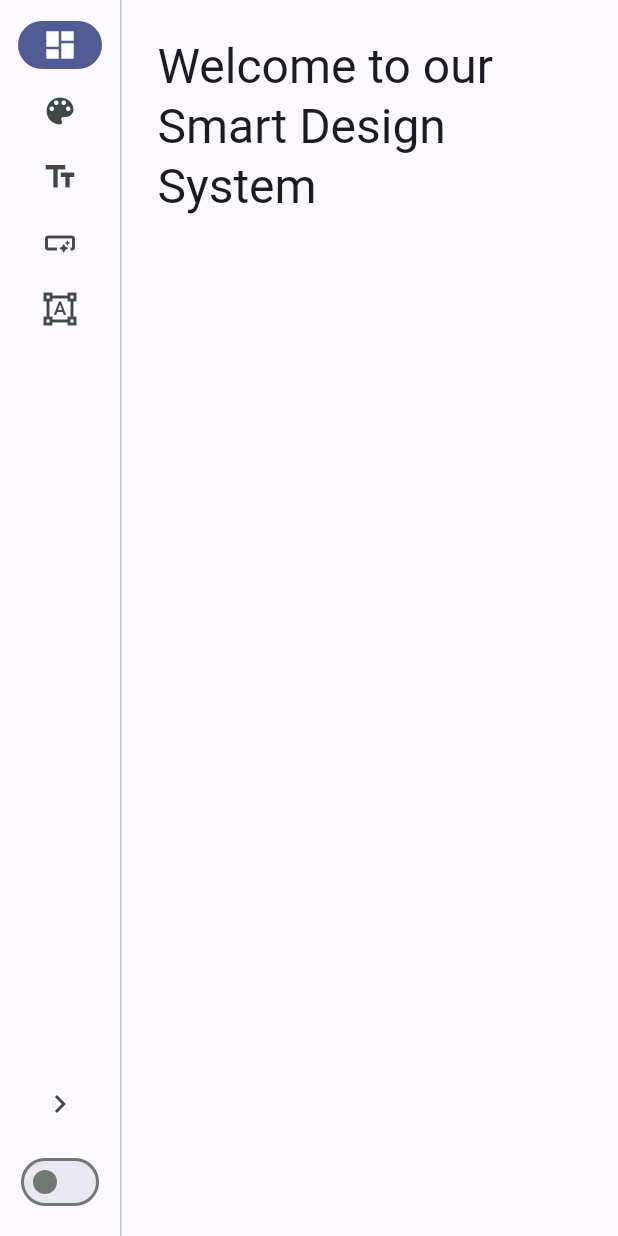
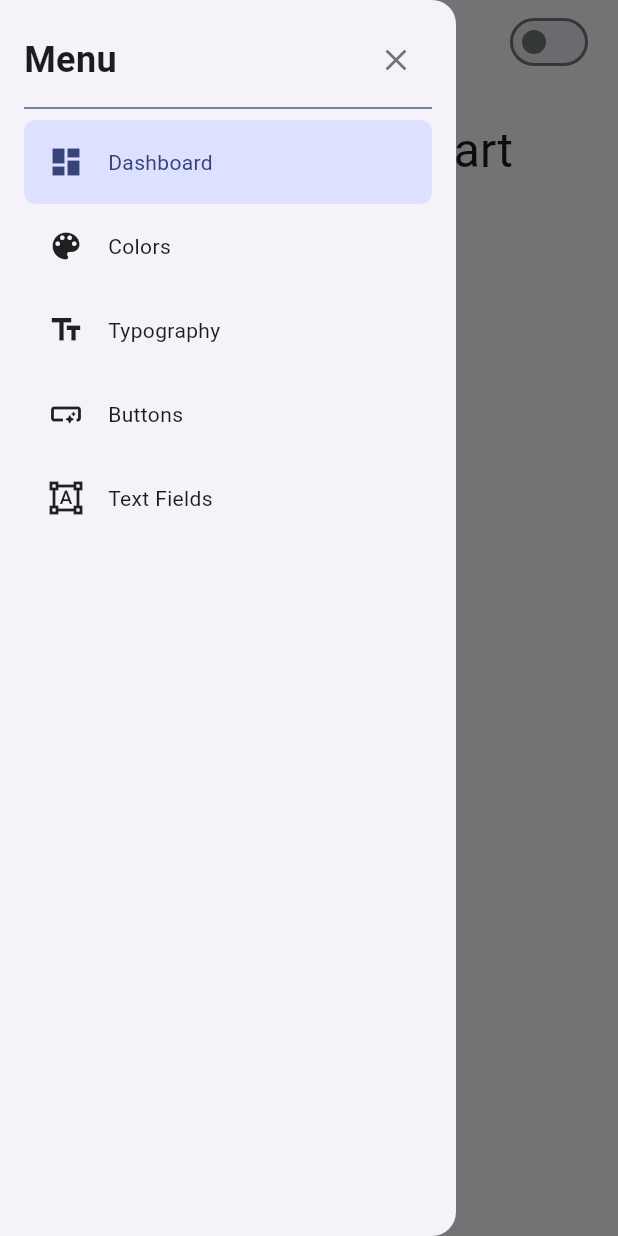
Before and after one commit to felipeemidio/smart_design_system, a Flutter app: the screen it shows after launch, with the side drawer open (before the commit the screen has no drawer), on a phone screen of 412 x 824 dp. Run offline on Flutter 3.47's test engine with Material 3 defaults, Android fonts, the phone set to English and light mode, and no system bars; our stand-ins replace currency_text_input_formatter, go_router, skeletonizer.

Commit message:
feat: drawer for small screens

```diff
--- a/example/lib/pages/home_page.dart
+++ b/example/lib/pages/home_page.dart
@@ -2,6 +2,18 @@ import 'package:example/widgets/theme_switch.dart';
 import 'package:flutter/material.dart';
 import 'package:go_router/go_router.dart';
 import 'package:smart_design_system/smart_design_system.dart';
+
+class RouteMenu {
+  final String route;
+  final String label;
+  final IconData icon;
+
+  const RouteMenu({
+    required this.route,
+    required this.label,
+    required this.icon,
+  });
+}
 
 class HomePage extends StatefulWidget {
   final Widget child;
@@ -14,49 +26,79 @@ class HomePage extends StatefulWidget {
 class _HomePageState extends State<HomePage> {
   bool isExpanded = false;
 
-  _onSelect(String path) {
+  final menus = <RouteMenu>[
+    RouteMenu(
+      route: '/dashboard',
+      label: 'Dashboard',
+      icon: Icons.dashboard,
+    ),
+    RouteMenu(
+      route: '/colors',
+      label: 'Colors',
+      icon: Icons.color_lens,
+    ),
+    RouteMenu(
+      route: '/typography',
+      label: 'Typography',
+      icon: Icons.text_fields,
+    ),
+    RouteMenu(
+      route: '/buttons',
+      label: 'Buttons',
+      icon: Icons.smart_button_rounded,
+    ),
+    RouteMenu(
+      route: '/text-fields',
+      label: 'Text Fields',
+      icon: Icons.format_shapes,
+    ),
+  ];
+
+  void _onSelect(String path) {
     context.go(path);
   }
 
   @override
   Widget build(BuildContext context) {
+    final isSmallScreen = MediaQuery.of(context).size.width <= 600;
+    if (isSmallScreen) {
+      return Scaffold(
+        appBar: AppBar(
+          title: Text('Smart DS'),
+          actionsPadding: EdgeInsets.only(right: 16),
+          actions: [
+            const ThemeSwitch(),
+          ],
+        ),
+        drawer: SmartDrawer(
+          currentRoute: GoRouterState.of(context).uri.toString(),
+          title: 'Menu',
+          menus: menus.map((menu) {
+            return SmartDrawerItem(
+              route: menu.route,
+              label: menu.label,
+              icon: menu.icon,
+              onTap: () => _onSelect(menu.route),
+            );
+          }).toList(),
+        ),
+        body: widget.child,
+      );
+    }
+
     return Scaffold(
       body: SmartRail(
         initialMenu: GoRouterState.of(context).uri.toString(),
         expanded: isExpanded,
         page: widget.child,
-        menus: [
-          SmartRailMenu(
-            id: '/dashboard',
-            label: 'Dashboard',
-            icon: Icons.dashboard,
-            onPressed: () => _onSelect('/dashboard'),
-          ),
-          SmartRailMenu(
-            id: '/colors',
-            label: 'Colors',
-            icon: Icons.color_lens,
-            onPressed: () => _onSelect('/colors'),
-          ),
-          SmartRailMenu(
-            id: '/typography',
-            label: 'Typography',
-            icon: Icons.text_fields,
-            onPressed: () => _onSelect('/typography'),
-          ),
-          SmartRailMenu(
-            id: '/buttons',
-            label: 'Buttons',
-            icon: Icons.smart_button_rounded,
-            onPressed: () => _onSelect('/buttons'),
-          ),
-          SmartRailMenu(
-            id: '/text-fields',
-            label: 'Text Fields',
-            icon: Icons.format_shapes,
-            onPressed: () => _onSelect('/text-fields'),
-          ),
-        ],
+        menus: menus.map((menu) {
+          return SmartRailMenu(
+            id: menu.route,
+            label: menu.label,
+            icon: menu.icon,
+            onPressed: () => _onSelect(menu.route),
+          );
+        }).toList(),
         trailing: Expanded(
           child: Padding(
             padding: const EdgeInsets.symmetric(vertical: 16),
--- a/lib/src/widgets/index.dart
+++ b/lib/src/widgets/index.dart
@@ -4,5 +4,6 @@ export 'buttons/smart_text_button.dart';
 export 'text_form_fields/smart_currency_text_form_field.dart';
 export 'text_form_fields/smart_password_text_form_field.dart';
 export 'text_form_fields/smart_text_form_field.dart';
+export 'smart_drawer.dart';
 export 'smart_rail.dart';
 export 'smart_responsive_grid.dart';
--- /dev/null
+++ b/lib/src/widgets/smart_drawer.dart
@@ -0,0 +1,97 @@
+import 'package:flutter/material.dart';
+import 'package:smart_design_system/smart_design_system.dart';
+
+class SmartDrawerItem {
+  final String label;
+  final String route;
+  final IconData icon;
+  final VoidCallback onTap;
+  const SmartDrawerItem({
+    required this.label,
+    required this.route,
+    required this.icon,
+    required this.onTap,
+  });
+}
+
+class SmartDrawer extends StatelessWidget {
+  final String? title;
+  final String currentRoute;
+  final List<SmartDrawerItem> menus;
+  const SmartDrawer({
+    super.key,
+    this.title,
+    required this.menus,
+    required this.currentRoute,
+  });
+
+  @override
+  Widget build(BuildContext context) {
+    return Drawer(
+      child: Padding(
+        padding: const EdgeInsets.all(16),
+        child: Column(
+          crossAxisAlignment: CrossAxisAlignment.stretch,
+          children: [
+            Row(
+              children: [
+                if (title != null)
+                  Text(
+                    title!,
+                    style: SmartDesignSystem.of(context).smartTypography.title3,
+                  ),
+                const Spacer(),
+                IconButton(
+                  icon: Icon(
+                    Icons.close,
+                    color: SmartDesignSystem.of(context).colorScheme.onBackground.withValues(alpha: 0.6),
+                  ),
+                  onPressed: () => Navigator.of(context).pop(),
+                ),
+              ],
+            ),
+            Divider(color: SmartDesignSystem.of(context).colorScheme.primary),
+            Column(
+              children: menus.map((menu) {
+                final isActive = currentRoute == menu.route;
+                return InkWell(
+                  borderRadius: BorderRadius.circular(8),
+                  onTap: () {
+                    Navigator.of(context).pop();
+                    if (!isActive) {
+                      menu.onTap();
+                    }
+                  },
+                  child: Ink(
+                    child: Container(
+                      padding: EdgeInsets.all(16),
+                      decoration: BoxDecoration(
+                        color: isActive ? SmartDesignSystem.of(context).colorScheme.primaryContainer : null,
+                        borderRadius: BorderRadius.circular(8),
+                      ),
+                      child: Row(
+                        spacing: 16,
+                        children: [
+                          Icon(
+                            menu.icon,
+                            color: isActive ? SmartDesignSystem.of(context).colorScheme.onPrimaryContainer : null,
+                          ),
+                          Text(
+                            menu.label,
+                            style: TextStyle(
+                              color: isActive ? SmartDesignSystem.of(context).colorScheme.onPrimaryContainer : null,
+                            ),
+                          ),
+                        ],
+                      ),
+                    ),
+                  ),
+                );
+              }).toList(),
+            ),
+          ],
+        ),
+      ),
+    );
+  }
+}
```
